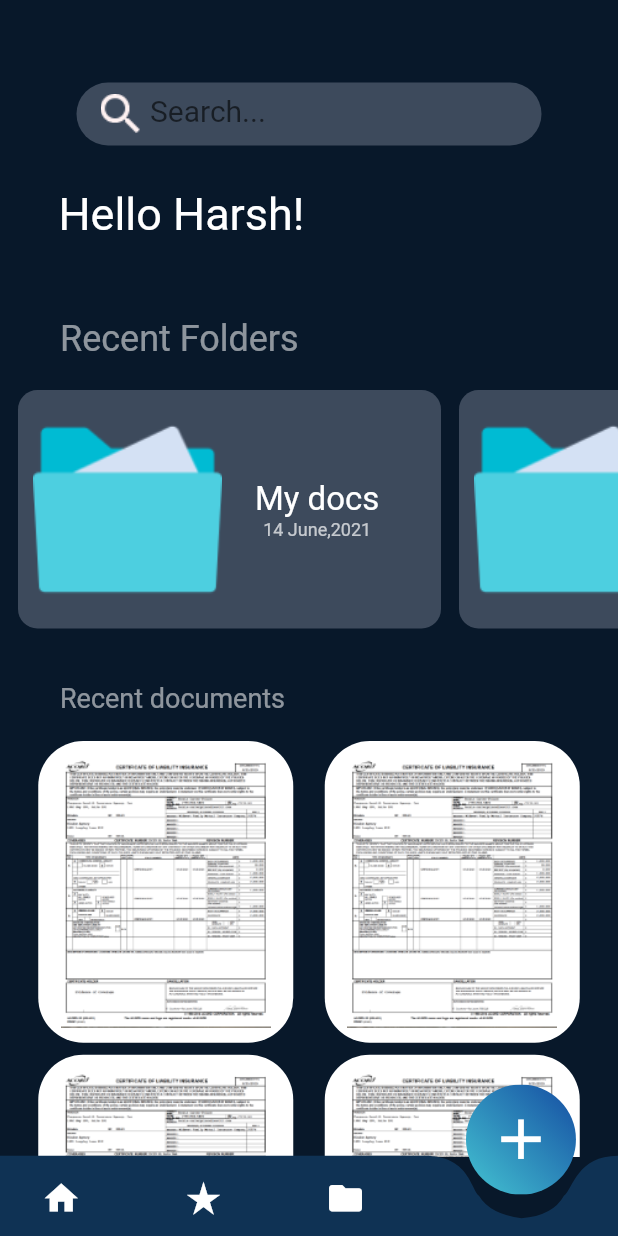
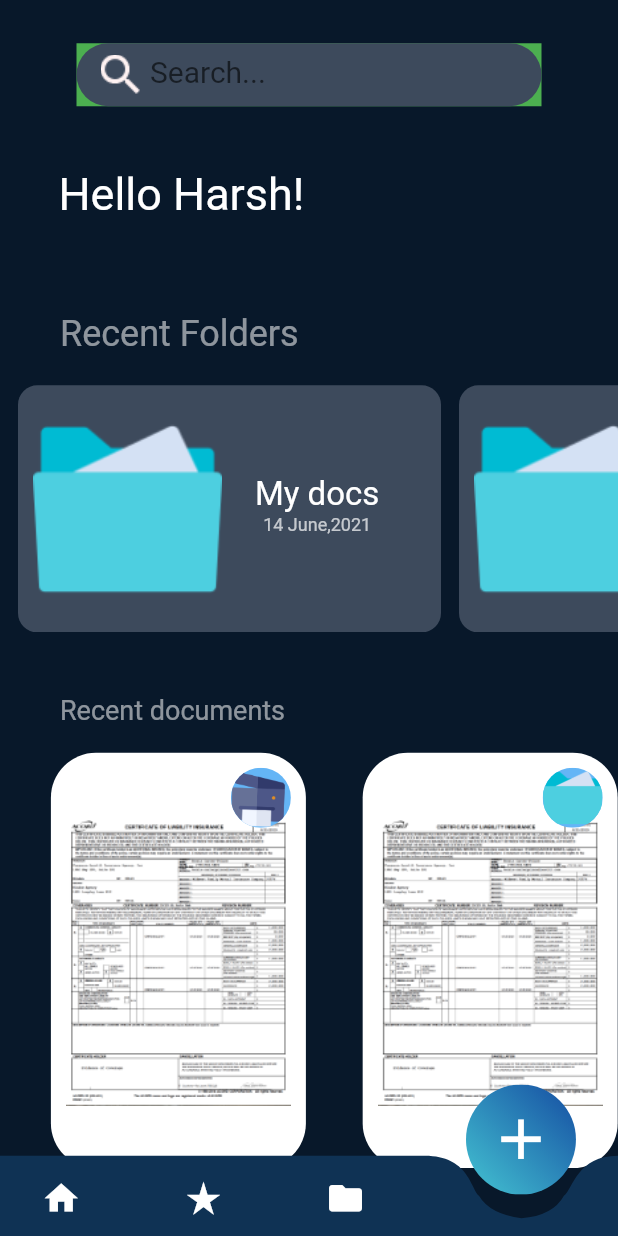
Before and after one commit to tetrex/docscanner-projectV1.2, a Flutter app: the screen it shows after launch, on a phone screen of 412 x 824 dp. Run offline on Flutter 3.47's test engine with Material 2 defaults, Android fonts, the phone set to English and light mode, and no system bars; our stand-ins replace device_preview; missing offline and left inert: circular_reveal_animation, proste_bezier_curve; Roboto replaces fonts that are missing (Poppins, Segoe UI).

Commit message:
screen0 responsive

```diff
--- a/lib/Screens/Screen0/Screen0.dart
+++ b/lib/Screens/Screen0/Screen0.dart
@@ -14,6 +14,7 @@ class _Screen0State extends State<Screen0> {
   final searchController = TextEditingController();
   @override
   Widget build(BuildContext context) {
+    var size=MediaQuery.of(context).size;
     return Container(
       child: Container(
         decoration: BoxDecoration(
@@ -24,11 +25,12 @@ class _Screen0State extends State<Screen0> {
           child: Column(
             mainAxisAlignment: MainAxisAlignment.start,
             children: [
-              SizedBox(height: 55),
+              SizedBox(height: size.width*0.07),
               Container(
+                color: Colors.green,
                 child: SearchBar(searchController: searchController),
               ),
-              SizedBox(height: 28),
+              SizedBox(height: size.width*0.1),
               Container(
                 child: Row(
                   children: [
@@ -46,7 +48,7 @@ class _Screen0State extends State<Screen0> {
                   ],
                 ),
               ),
-              SizedBox(height: 52),
+              SizedBox(height: size.width*0.15),
               Container(
                 child: Row(
                   children: [
@@ -66,7 +68,7 @@ class _Screen0State extends State<Screen0> {
               ),
               SizedBox(height: 20),
               Container(
-                height: 159,
+                height: size.width*0.4,
                 child: ListView(
                   scrollDirection: Axis.horizontal,
                   padding: EdgeInsets.only(left: 12, right: 12),
@@ -77,7 +79,7 @@ class _Screen0State extends State<Screen0> {
                   ],
                 ),
               ),
-              SizedBox(height: 36),
+              SizedBox(height: size.width*0.1),
               Container(
                 child: Row(
                   children: [
@@ -100,20 +102,102 @@ class _Screen0State extends State<Screen0> {
                 child: Container(
                   height: 285,
                   child: GridView.count(
-                      childAspectRatio: 0.9,
-                      crossAxisCount: 2,
+                      scrollDirection: Axis.horizontal,
+                      childAspectRatio: 1.4,
+                      crossAxisCount: 1,
                       crossAxisSpacing: 10,
-                      mainAxisSpacing: 8.0,
+                      mainAxisSpacing: 10,
                       padding: EdgeInsets.only(right: 20, left: 20, top: 8),
                       children: [
-                        Center(child: PreviewCard()),
-                        Center(child: PreviewCard()),
-                        Center(child: PreviewCard()),
-                        Center(child: PreviewCard()),
-                        Center(child: PreviewCard()),
-                        Center(child: PreviewCard()),
-                        Center(child: PreviewCard()),
-                        Center(child: PreviewCard()),
+                        Center(
+                            child: Stack(children: [
+                          PreviewCard(),
+                          Positioned(
+                            top: 10,
+                            right: 10,
+                            child: ClipOval(
+                              child: Container(
+                                  color: Colors.blue.shade300,
+                                  height: 40,
+                                  width: 40,
+                                  child: Image.asset("assets/scanner.png")),
+                            ),
+                          )
+                        ])),
+                        Center(
+                            child: Stack(children: [
+                          PreviewCard(),
+                          Positioned(
+                            top: 10,
+                            right: 10,
+                            child: ClipOval(
+                              child: Container(
+                                  color: Colors.blue.shade300,
+                                  height: 40,
+                                  width: 40,
+                                  child: Image.asset("assets/folder.png")),
+                            ),
+                          )
+                        ])),
+                        Center(
+                            child: Stack(children: [
+                          PreviewCard(),
+                          Positioned(
+                            top: 10,
+                            right: 10,
+                            child: ClipOval(
+                              child: Container(
+                                  color: Colors.blue.shade300,
+                                  height: 40,
+                                  width: 40,
+                                  child: Image.asset("assets/scanner.png")),
+                            ),
+                          )
+                        ])),
+                        Center(
+                            child: Stack(children: [
+                          PreviewCard(),
+                          Positioned(
+                            top: 10,
+                            right: 10,
+                            child: ClipOval(
+                              child: Container(
+                                  color: Colors.blue.shade300,
+                                  height: 40,
+                                  width: 40,
+                                  child: Image.asset("assets/folder.png")),
+                            ),
+                          )
+                        ])),
+                        Center(
+                            child: Stack(children: [
+                          PreviewCard(),
+                          Positioned(
+                            top: 10,
+                            right: 10,
+                            child: ClipOval(
+                              child: Container(
+                                  color: Colors.blue.shade300,
+                                  height: 40,
+                                  width: 40,
+                                  child: Image.asset("assets/scanner.png")),
+                            ),
+                          )
+                        ])),
+                        Center(
+                            child: Card(
+                          shape: RoundedRectangleBorder(
+                            borderRadius: BorderRadius.circular(30),
+                          ),
+                          child: Padding(
+                            padding: const EdgeInsets.all(8.0),
+                            child: Center(
+                                child: Text(
+                              "View All",
+                              style: TextStyle(fontSize: 38),
+                            )),
+                          ),
+                        )),
                       ]),
                 ),
               )
```
